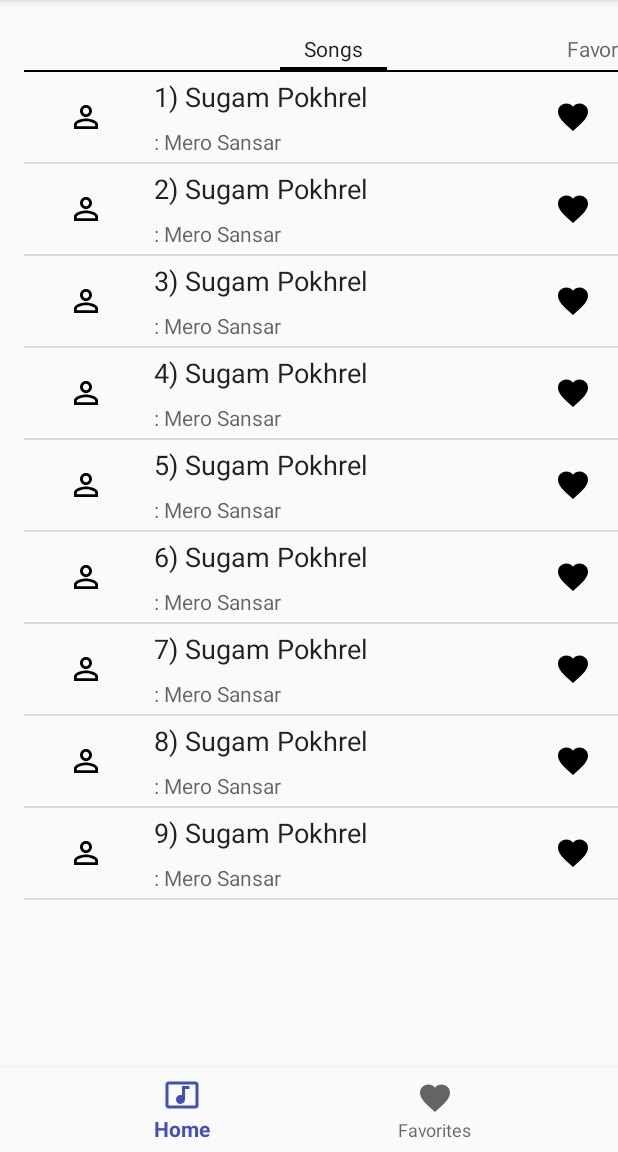
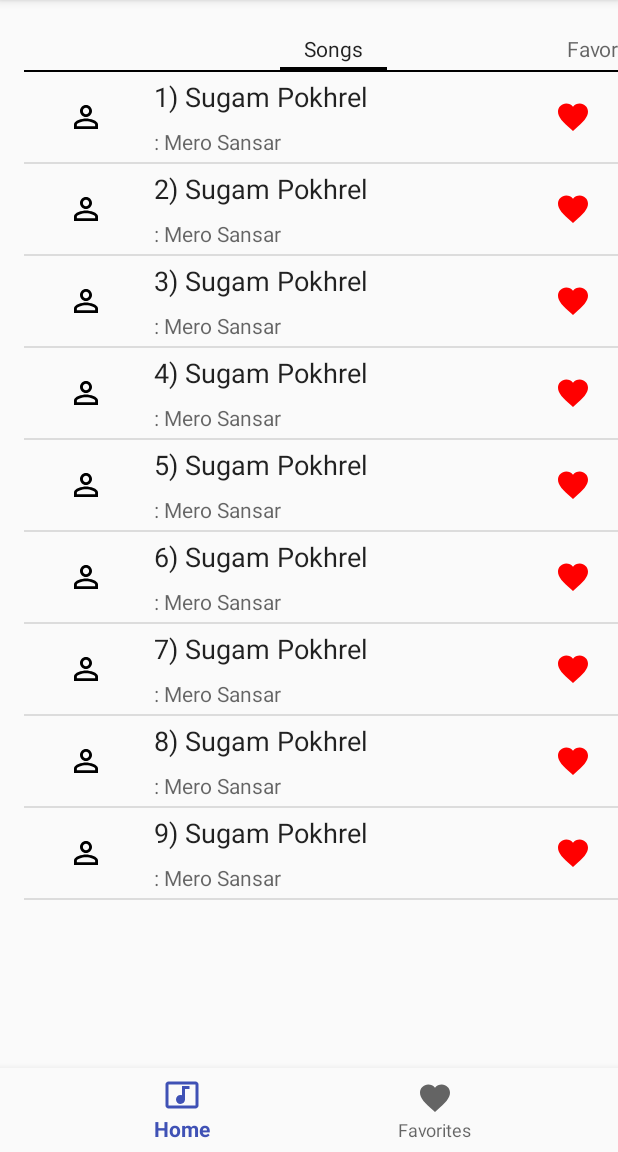
Before and after one commit to biratrai/nepaliechord, an Android app: the screen it shows after launch (MainActivity), on a phone screen of 412 x 824 dp, the part 84-1236 px from its top. Run offline under Robolectric (Android 15) with nearby library versions, the phone set to English and light mode, and no system bars; libraries missing offline, so code that uses them is left out: hugo.weaving.

Commit message:
changing color to red

```diff
--- a/app/src/main/res/drawable/ic_favorite_black_24dp.xml
+++ b/app/src/main/res/drawable/ic_favorite_black_24dp.xml
@@ -4,6 +4,6 @@
         android:viewportWidth="24.0"
         android:viewportHeight="24.0">
     <path
-        android:fillColor="#FF000000"
+        android:fillColor="#ff0000"
         android:pathData="M12,21.35l-1.45,-1.32C5.4,15.36 2,12.28 2,8.5 2,5.42 4.42,3 7.5,3c1.74,0 3.41,0.81 4.5,2.09C13.09,3.81 14.76,3 16.5,3 19.58,3 22,5.42 22,8.5c0,3.78 -3.4,6.86 -8.55,11.54L12,21.35z"/>
 </vector>
```
